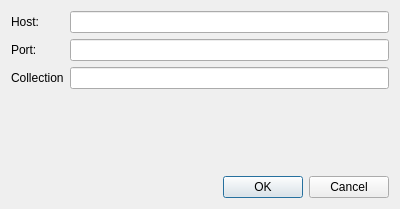
This is chemdata/serversettingsdialog.ui in OpenChemistry/mongochem as Qt 5 draws it before an edit. The edited form follows.
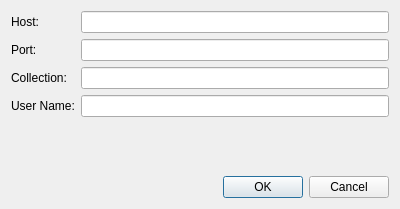
This is the edited form.

Commit message:
Add support for setting a user name
This adds support for setting a user name in the server
settings dialog.

This user name is now used when entering annotations for
a molecule instead of always setting an unknown user.

```diff
--- a/chemdata/serversettingsdialog.ui
+++ b/chemdata/serversettingsdialog.ui
@@ -39,13 +39,23 @@
      <item row="2" column="0">
       <widget class="QLabel" name="collectionLabel">
        <property name="text">
-        <string>Collection</string>
+        <string>Collection:</string>
        </property>
       </widget>
      </item>
      <item row="2" column="1">
       <widget class="QLineEdit" name="collectionLineEdit"/>
      </item>
+     <item row="3" column="0">
+      <widget class="QLabel" name="userNameLabel">
+       <property name="text">
+        <string>User Name:</string>
+       </property>
+      </widget>
+     </item>
+     <item row="3" column="1">
+      <widget class="QLineEdit" name="userNameLineEdit"/>
+     </item>
     </layout>
    </item>
    <item>
```
The commit also changes 6 other files.
